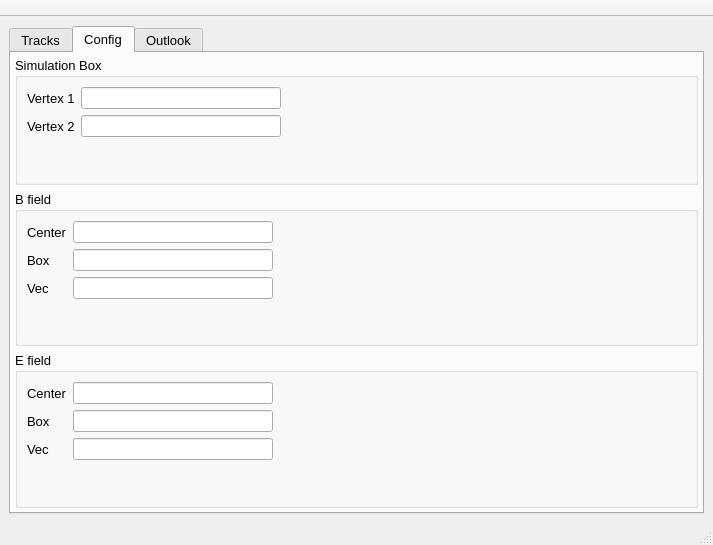
Before: the Qt Designer form plugins/Thomson_Parabola/Thomson_Parabola.ui in NeutrinoToolkit/Neutrino, drawn with Qt 5.
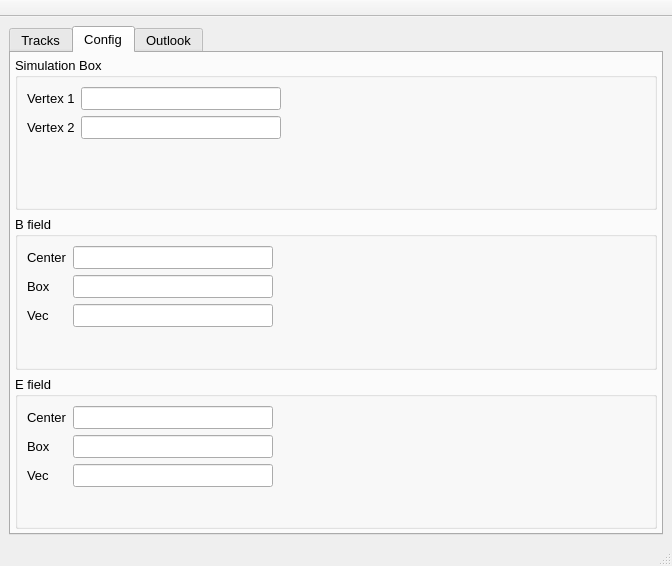
After: the same form once the commit is applied. The open tabs and pages were chosen to show the change. Custom widgets are drawn as their Qt base class.

What changed in the file:
```diff
--- a/plugins/Thomson_Parabola/Thomson_Parabola.ui
+++ b/plugins/Thomson_Parabola/Thomson_Parabola.ui
@@ -6,8 +6,8 @@
    <rect>
     <x>0</x>
     <y>0</y>
-    <width>713</width>
-    <height>545</height>
+    <width>672</width>
+    <height>566</height>
    </rect>
   </property>
   <property name="windowTitle">
@@ -324,62 +324,19 @@
           <property name="title">
            <string>Simulation Box</string>
           </property>
-          <layout class="QGridLayout" name="gridLayout_5">
-           <item row="0" column="2">
-            <spacer name="horizontalSpacer_2">
-             <property name="orientation">
-              <enum>Qt::Horizontal</enum>
-             </property>
-             <property name="sizeHint" stdset="0">
-              <size>
-               <width>40</width>
-               <height>20</height>
-              </size>
-             </property>
-            </spacer>
-           </item>
-           <item row="1" column="1">
-            <widget class="QVecInput" name="boxV2">
-             <property name="maximumSize">
-              <size>
-               <width>200</width>
-               <height>16777215</height>
-              </size>
-             </property>
-             <property name="font">
-              <font>
-               <pointsize>8</pointsize>
-               <italic>true</italic>
-              </font>
-             </property>
-             <property name="text">
-              <string/>
-             </property>
-             <property name="neutrinoSave" stdset="0">
-              <bool>true</bool>
-             </property>
-            </widget>
-           </item>
+          <layout class="QFormLayout" name="formLayout">
            <item row="0" column="0">
             <widget class="QLabel" name="label_4">
+             <property name="font">
+              <font>
+               <pointsize>10</pointsize>
+              </font>
+             </property>
              <property name="text">
               <string>Vertex 1</string>
              </property>
             </widget>
            </item>
-           <item row="2" column="0">
-            <spacer name="verticalSpacer">
-             <property name="orientation">
-              <enum>Qt::Vertical</enum>
-             </property>
-             <property name="sizeHint" stdset="0">
-              <size>
-               <width>20</width>
-               <height>40</height>
-              </size>
-             </property>
-            </spacer>
-           </item>
            <item row="0" column="1">
             <widget class="QVecInput" name="boxV1">
              <property name="maximumSize">
@@ -390,8 +347,7 @@
              </property>
              <property name="font">
               <font>
-               <pointsize>8</pointsize>
-               <italic>true</italic>
+               <pointsize>10</pointsize>
               </font>
              </property>
              <property name="inputMask">
@@ -416,11 +372,37 @@
            </item>
            <item row="1" column="0">
             <widget class="QLabel" name="label_5">
+             <property name="font">
+              <font>
+               <pointsize>10</pointsize>
+              </font>
+             </property>
              <property name="text">
               <string>Vertex 2</string>
              </property>
             </widget>
            </item>
+           <item row="1" column="1">
+            <widget class="QVecInput" name="boxV2">
+             <property name="maximumSize">
+              <size>
+               <width>200</width>
+               <height>16777215</height>
+              </size>
+             </property>
+             <property name="font">
+              <font>
+               <pointsize>10</pointsize>
+              </font>
+             </property>
+             <property name="text">
+              <string/>
+             </property>
+             <property name="neutrinoSave" stdset="0">
+              <bool>true</bool>
+             </property>
+            </widget>
+           </item>
           </layout>
          </widget>
         </item>
@@ -429,73 +411,49 @@
           <property name="title">
            <string>B field</string>
           </property>
-          <layout class="QGridLayout" name="gridLayout_6">
-           <item row="1" column="0">
-            <widget class="QLabel" name="label_6">
-             <property name="text">
-              <string>Box</string>
-             </property>
-            </widget>
-           </item>
-           <item row="3" column="1">
-            <spacer name="verticalSpacer_2">
-             <property name="orientation">
-              <enum>Qt::Vertical</enum>
-             </property>
-             <property name="sizeHint" stdset="0">
-              <size>
-               <width>20</width>
-               <height>40</height>
-              </size>
-             </property>
-            </spacer>
-           </item>
-           <item row="0" column="1">
-            <widget class="QVecInput" name="Bcenter">
-             <property name="maximumSize">
-              <size>
-               <width>200</width>
-               <height>16777215</height>
-              </size>
-             </property>
-             <property name="font">
-              <font>
-               <pointsize>8</pointsize>
-               <italic>true</italic>
-              </font>
-             </property>
-             <property name="text">
-              <string/>
-             </property>
-             <property name="neutrinoSave" stdset="0">
-              <bool>true</bool>
-             </property>
-            </widget>
-           </item>
+          <layout class="QFormLayout" name="formLayout_3">
            <item row="0" column="0">
             <widget class="QLabel" name="label_7">
+             <property name="font">
+              <font>
+               <pointsize>10</pointsize>
+              </font>
+             </property>
              <property name="text">
               <string>Center</string>
              </property>
             </widget>
            </item>
-           <item row="0" column="2">
-            <spacer name="horizontalSpacer_3">
-             <property name="orientation">
-              <enum>Qt::Horizontal</enum>
-             </property>
-             <property name="sizeHint" stdset="0">
+           <item row="0" column="1">
+            <widget class="QVecInput" name="Bcenter">
+             <property name="maximumSize">
               <size>
-               <width>40</width>
-               <height>20</height>
+               <width>200</width>
+               <height>16777215</height>
               </size>
              </property>
-            </spacer>
+             <property name="font">
+              <font>
+               <pointsize>10</pointsize>
+              </font>
+             </property>
+             <property name="text">
+              <string/>
+             </property>
+             <property name="neutrinoSave" stdset="0">
+              <bool>true</bool>
+             </property>
+            </widget>
            </item>
-           <item row="2" column="0">
-            <widget class="QLabel" name="label_8">
+           <item row="1" column="0">
+            <widget class="QLabel" name="label_6">
+             <property name="font">
+              <font>
+               <pointsize>10</pointsize>
+              </font>
+             </property>
              <property name="text">
-              <string>Vec</string>
+              <string>Box</string>
              </property>
             </widget>
            </item>
@@ -509,8 +467,7 @@
              </property>
              <property name="font">
               <font>
-               <pointsize>8</pointsize>
-               <italic>true</italic>
+               <pointsize>10</pointsize>
               </font>
              </property>
              <property name="text">
@@ -521,6 +478,18 @@
              </property>
             </widget>
            </item>
+           <item row="2" column="0">
+            <widget class="QLabel" name="label_8">
+             <property name="font">
+              <font>
+               <pointsize>10</pointsize>
+              </font>
+             </property>
+             <property name="text">
+              <string>Vec</string>
+             </property>
+            </widget>
+           </item>
            <item row="2" column="1">
             <widget class="QVecInput" name="Bvec">
              <property name="maximumSize">
@@ -531,8 +500,7 @@
              </property>
              <property name="font">
               <font>
-               <pointsize>8</pointsize>
-               <italic>true</italic>
+               <pointsize>10</pointsize>
               </font>
              </property>
              <property name="text">
@@ -551,39 +519,16 @@
           <property name="title">
            <string>E field</string>
           </property>
-          <layout class="QGridLayout" name="gridLayout_7">
-           <item row="3" column="1">
-            <spacer name="verticalSpacer_3">
-             <property name="orientation">
-              <enum>Qt::Vertical</enum>
-             </property>
-             <property name="sizeHint" stdset="0">
-              <size>
-               <width>20</width>
-               <height>40</height>
-              </size>
-             </property>
-            </spacer>
-           </item>
-           <item row="2" column="1">
-            <widget class="QVecInput" name="Evec">
-             <property name="maximumSize">
-              <size>
-               <width>200</width>
-               <height>16777215</height>
-              </size>
-             </property>
+          <layout class="QFormLayout" name="formLayout_2">
+           <item row="0" column="0">
+            <widget class="QLabel" name="label_11">
              <property name="font">
               <font>
-               <pointsize>8</pointsize>
-               <italic>true</italic>
+               <pointsize>10</pointsize>
               </font>
              </property>
              <property name="text">
-              <string/>
-             </property>
-             <property name="neutrinoSave" stdset="0">
-              <bool>true</bool>
+              <string>Center</string>
              </property>
             </widget>
            </item>
@@ -597,8 +542,7 @@
              </property>
              <property name="font">
               <font>
-               <pointsize>8</pointsize>
-               <italic>true</italic>
+               <pointsize>10</pointsize>
               </font>
              </property>
              <property name="text">
@@ -611,6 +555,11 @@
            </item>
            <item row="1" column="0">
             <widget class="QLabel" name="label_10">
+             <property name="font">
+              <font>
+               <pointsize>10</pointsize>
+              </font>
+             </property>
              <property name="text">
               <string>Box</string>
              </property>
@@ -626,8 +575,7 @@
              </property>
              <property name="font">
               <font>
-               <pointsize>8</pointsize>
-               <italic>true</italic>
+               <pointsize>10</pointsize>
               </font>
              </property>
              <property name="text">
@@ -638,32 +586,38 @@
              </property>
             </widget>
            </item>
-           <item row="0" column="0">
-            <widget class="QLabel" name="label_11">
-             <property name="text">
-              <string>Center</string>
-             </property>
-            </widget>
-           </item>
            <item row="2" column="0">
             <widget class="QLabel" name="label_9">
+             <property name="font">
+              <font>
+               <pointsize>10</pointsize>
+              </font>
+             </property>
              <property name="text">
               <string>Vec</string>
              </property>
             </widget>
            </item>
-           <item row="1" column="2">
-            <spacer name="horizontalSpacer_4">
-             <property name="orientation">
-              <enum>Qt::Horizontal</enum>
-             </property>
-             <property name="sizeHint" stdset="0">
+           <item row="2" column="1">
+            <widget class="QVecInput" name="Evec">
+             <property name="maximumSize">
               <size>
-               <width>40</width>
-               <height>20</height>
+               <width>200</width>
+               <height>16777215</height>
               </size>
              </property>
-            </spacer>
+             <property name="font">
+              <font>
+               <pointsize>10</pointsize>
+              </font>
+             </property>
+             <property name="text">
+              <string/>
+             </property>
+             <property name="neutrinoSave" stdset="0">
+              <bool>true</bool>
+             </property>
+            </widget>
            </item>
           </layout>
          </widget>
```
Left out of the diff: 34 changed lines with no effect on the pictures.
